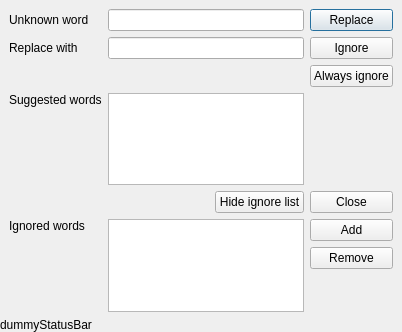
Before: the Qt Designer form spellerdialog.ui in svn2github/texstudio-trunk, drawn with Qt 5.
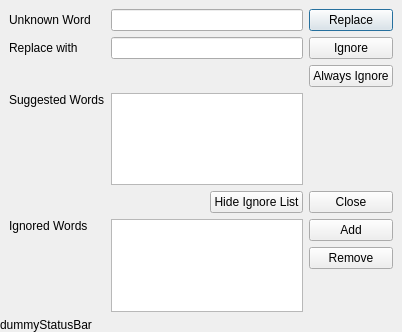
After: the same form once the commit is applied. Icons and pictures are not drawn.

Commit message: more string capitalizations for UI consistency To the translators: sorry for the additional work. I hope, that I have now corrected almost all. It's most easy to translate the new strings, if you sort the strings list in QtLinguist alphabetically (click on column header). Then most strings are directly adjacent to their previous, now obsolete form. And you can copy the text from there.

The edit to the form file:
```diff
--- a/spellerdialog.ui
+++ b/spellerdialog.ui
@@ -31,7 +31,7 @@
      <item row="2" column="0">
       <widget class="QLabel" name="label">
        <property name="text">
-        <string>Unknown word</string>
+        <string>Unknown Word</string>
        </property>
       </widget>
      </item>
@@ -55,7 +55,7 @@
      <item row="6" column="0">
       <widget class="QLabel" name="label_3">
        <property name="text">
-        <string>Suggested words</string>
+        <string>Suggested Words</string>
        </property>
        <property name="alignment">
         <set>Qt::AlignLeading|Qt::AlignLeft|Qt::AlignTop</set>
@@ -82,7 +82,7 @@
      <item row="4" column="2">
       <widget class="QPushButton" name="pushButtonAlwaysIgnore">
        <property name="text">
-        <string>Always ignore</string>
+        <string>Always Ignore</string>
        </property>
       </widget>
      </item>
@@ -96,7 +96,7 @@
      <item row="8" column="0">
       <widget class="QLabel" name="labelIgnoredWords">
        <property name="text">
-        <string>Ignored words</string>
+        <string>Ignored Words</string>
        </property>
        <property name="alignment">
         <set>Qt::AlignLeading|Qt::AlignLeft|Qt::AlignTop</set>
@@ -164,7 +164,7 @@
        <item>
         <widget class="QPushButton" name="pushButtonIgnoreList">
          <property name="text">
-          <string>Hide ignore list</string>
+          <string>Hide Ignore List</string>
          </property>
          <property name="icon">
           <iconset resource="texstudio.qrc">
```
The commit also changes 12 other files.
